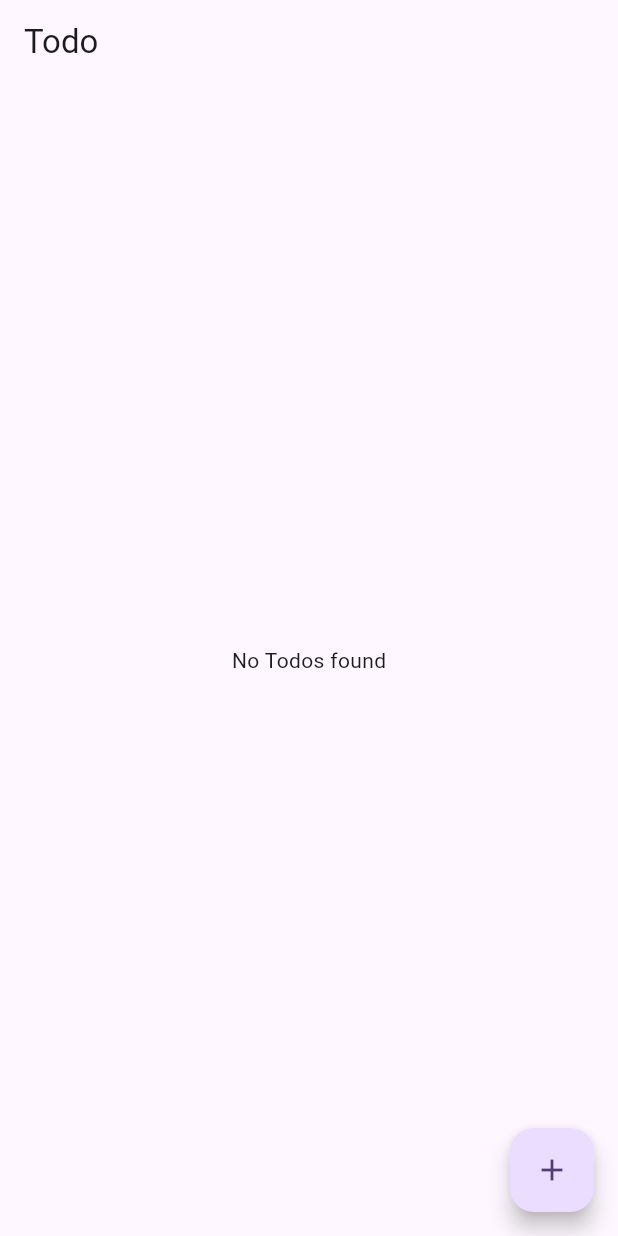
After one commit to 0xharkirat/counter_bloc, a Flutter app: the screen it shows after launch, after a tap on the "add" icon, after a tap on the "delete" icon, on a phone screen of 412 x 824 dp. The commit adds this screen. Run offline on Flutter 3.47's test engine with Material 3 defaults, Android fonts, the phone set to English and light mode, and no system bars; our stand-ins replace bloc, equatable, flutter_bloc, image_picker.

Commit message:
todo bloc

```diff
--- /dev/null
+++ b/lib/bloc/todo/todo_bloc.dart
@@ -0,0 +1,20 @@
+import 'package:counter_bloc/bloc/todo/todo_events.dart';
+import 'package:counter_bloc/bloc/todo/todo_state.dart';
+import 'package:flutter_bloc/flutter_bloc.dart';
+
+class TodoBloc extends Bloc<TodoEvents, TodoState> {
+  TodoBloc() : super(TodoState()) {
+    on<AddTodo>(_addTodo);
+    on<DeleteTodo>(_removeTodo);
+  }
+
+  void _addTodo(AddTodo event, Emitter<TodoState> emit) {
+    String body = "${event.todo} ${state.todos.length}";
+    emit(state.copyWith(todos: [...state.todos, body]));
+  }
+
+  void _removeTodo(DeleteTodo event, Emitter<TodoState> emit) {
+    final updatedList = List<String>.from(state.todos)..remove(event.todo);
+    emit(state.copyWith(todos: updatedList));
+  }
+}
--- /dev/null
+++ b/lib/bloc/todo/todo_events.dart
@@ -0,0 +1,22 @@
+import 'package:equatable/equatable.dart';
+
+abstract class TodoEvents extends Equatable {
+  const TodoEvents();
+}
+
+class AddTodo extends TodoEvents {
+  final String todo;
+
+  const AddTodo({required this.todo});
+
+  @override
+  List<Object?> get props => [todo];
+}
+
+class DeleteTodo extends TodoEvents {
+  final Object todo;
+
+  const DeleteTodo({required this.todo});
+  @override
+  List<Object?> get props => [todo];
+}
--- /dev/null
+++ b/lib/bloc/todo/todo_state.dart
@@ -0,0 +1,14 @@
+import 'package:equatable/equatable.dart';
+
+class TodoState extends Equatable {
+  final List<String> todos;
+
+  const TodoState({this.todos = const []});
+
+  TodoState copyWith({List<String>? todos}) {
+    return TodoState(todos: todos ?? this.todos);
+  }
+
+  @override
+  List<Object?> get props => [todos];
+}
--- a/lib/main.dart
+++ b/lib/main.dart
@@ -1,9 +1,11 @@
 import 'package:counter_bloc/bloc/counter/counter_bloc.dart';
 import 'package:counter_bloc/bloc/image_picker/image_picker_bloc.dart';
 import 'package:counter_bloc/bloc/switch_example/switch_bloc.dart';
+import 'package:counter_bloc/bloc/todo/todo_bloc.dart';
 import 'package:counter_bloc/ui/counter/counter_screen.dart';
 import 'package:counter_bloc/ui/image_picker/image_picker_screen.dart';
 import 'package:counter_bloc/ui/switch_example/switch_example_screen.dart';
+import 'package:counter_bloc/ui/todo/todo_screen.dart';
 import 'package:counter_bloc/utils/image_picker_utils.dart';
 import 'package:flutter/material.dart';
 import 'package:flutter_bloc/flutter_bloc.dart';
@@ -22,6 +24,7 @@ class MyApp extends StatelessWidget {
         BlocProvider(create: (_) => SwitchBloc()),
         BlocProvider(create: (_) => CounterBloc()),
         BlocProvider(create: (_) => ImagePickerBloc(ImagePickerUtils())),
+        BlocProvider(create: (_) => TodoBloc()),
       ],
       child: MaterialApp(
         debugShowCheckedModeBanner: false,
@@ -29,7 +32,7 @@ class MyApp extends StatelessWidget {
         theme: ThemeData(
           colorScheme: ColorScheme.fromSeed(seedColor: Colors.deepPurple),
         ),
-        home: const ImagePickerScreen(),
+        home: const TodoScreen(),
       ),
     );
   }
--- /dev/null
+++ b/lib/ui/todo/todo_screen.dart
@@ -0,0 +1,49 @@
+import 'package:counter_bloc/bloc/todo/todo_bloc.dart';
+import 'package:counter_bloc/bloc/todo/todo_events.dart';
+import 'package:counter_bloc/bloc/todo/todo_state.dart';
+import 'package:flutter/material.dart';
+import 'package:flutter_bloc/flutter_bloc.dart';
+
+class TodoScreen extends StatelessWidget {
+  const TodoScreen({super.key});
+
+  @override
+  Widget build(BuildContext context) {
+    return Scaffold(
+      appBar: AppBar(title: Text("Todo")),
+      body: BlocBuilder<TodoBloc, TodoState>(
+        builder: (context, state) {
+          if (state.todos.isEmpty) {
+            return Center(child: Text("No Todos found"));
+          }
+
+          final todos = state.todos;
+          return ListView.builder(
+            itemCount: todos.length,
+
+            itemBuilder: (context, index) {
+              return ListTile(
+
+                title: Text(todos[index]),
+                trailing: IconButton(
+                  onPressed: () {
+                    context.read<TodoBloc>().add(DeleteTodo(todo: todos[index]));
+
+                  },
+                  icon: Icon(Icons.delete),
+                ),
+              );
+            },
+          );
+        },
+      ),
+      floatingActionButton: FloatingActionButton(
+        onPressed: () {
+
+          context.read<TodoBloc>().add(AddTodo(todo: "Id: "));
+        },
+        child: Icon(Icons.add),
+      ),
+    );
+  }
+}
```
